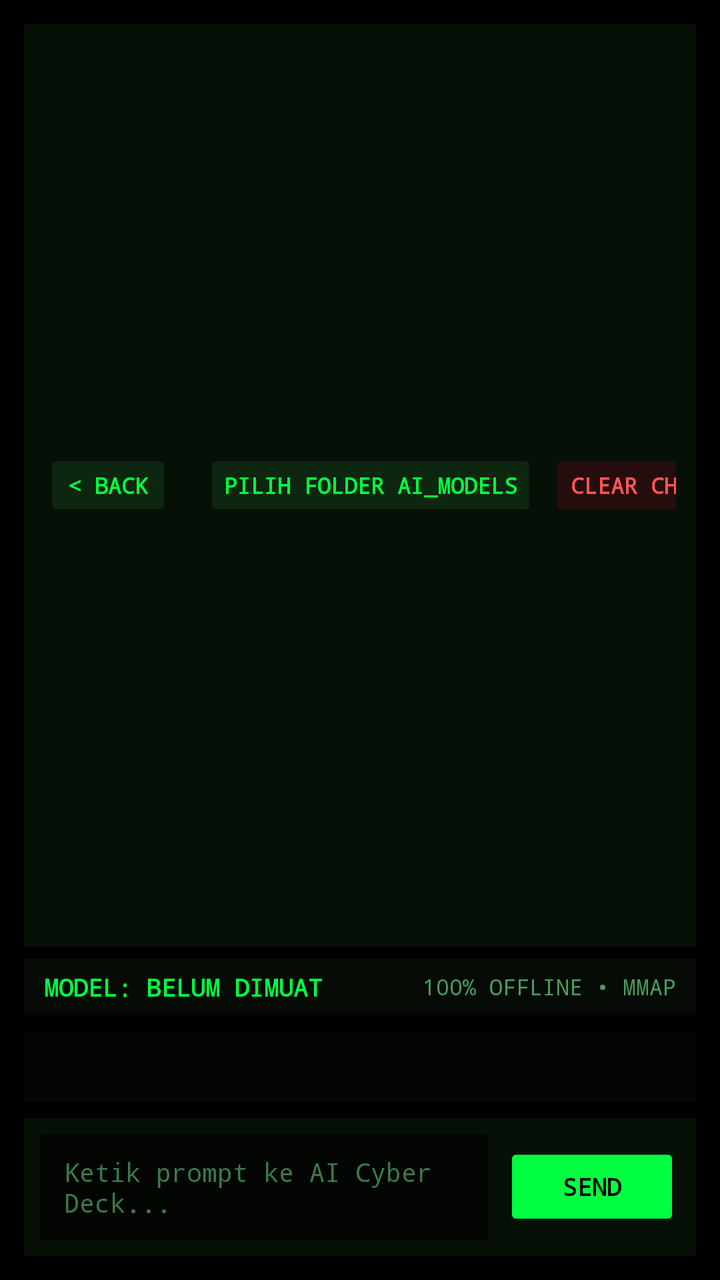
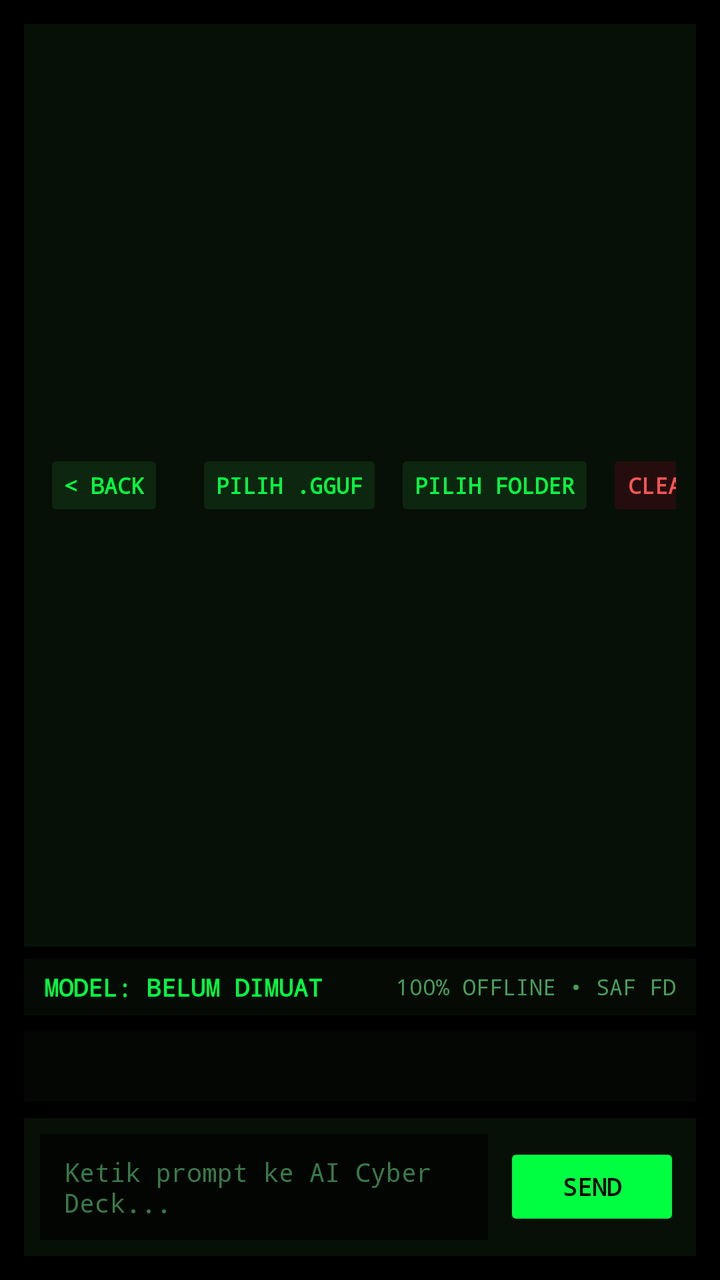

The first picture is an Android layout as it rendered before a commit; the second is the same layout after the commit. The layout source and the unified diff follow.
<!-- AndroidManifest.xml: activity theme Theme.OfflineCyberDeck.AiChat -->
<!-- res/layout/activity_ai_chat.xml -->
<?xml version="1.0" encoding="utf-8"?>
<LinearLayout xmlns:android="http://schemas.android.com/apk/res/android"
    android:layout_width="match_parent"
    android:layout_height="match_parent"
    android:background="#000000"
    android:orientation="vertical"
    android:padding="12dp">

    
    <LinearLayout
        android:layout_width="match_parent"
        android:layout_height="wrap_content"
        android:background="#071007"
        android:gravity="center_vertical"
        android:orientation="horizontal"
        android:padding="10dp">

        <Button
            android:id="@+id/btnBack"
            android:layout_width="wrap_content"
            android:layout_height="36dp"
            android:backgroundTint="#0D260F"
            android:fontFamily="monospace"
            android:minWidth="64dp"
            android:paddingHorizontal="10dp"
            android:text="&lt; BACK"
            android:textColor="#00FF41"
            android:textSize="11sp"
            android:textStyle="bold" />

        <LinearLayout
            android:layout_width="0dp"
            android:layout_height="wrap_content"
            android:layout_marginStart="10dp"
            android:layout_weight="1"
            android:orientation="vertical">

            <TextView
                android:layout_width="wrap_content"
                android:layout_height="wrap_content"
                android:fontFamily="monospace"
                android:text="AI OFFLINE // CYBER DECK"
                android:textColor="#00FF41"
                android:textSize="15sp"
                android:textStyle="bold" />

            <TextView
                android:id="@+id/tvActiveModel"
                android:layout_width="wrap_content"
                android:layout_height="wrap_content"
                android:ellipsize="end"
                android:fontFamily="monospace"
                android:maxLines="1"
                android:text="Model Aktif: Belum Ada"
                android:textColor="#78E891"
                android:textSize="11sp" />
        </LinearLayout>

        <Button
            android:id="@+id/btnSelectFolder"
            android:layout_width="wrap_content"
            android:layout_height="36dp"
            android:layout_marginStart="6dp"
            android:backgroundTint="#0D260F"
            android:fontFamily="monospace"
            android:paddingHorizontal="10dp"
            android:text="PILIH FOLDER AI_Models"
            android:textColor="#00FF41"
            android:textSize="11sp"
            android:textStyle="bold" />

        <Button
            android:id="@+id/btnClearChat"
            android:layout_width="wrap_content"
            android:layout_height="36dp"
            android:layout_marginStart="6dp"
            android:backgroundTint="#260D0D"
            android:fontFamily="monospace"
            android:paddingHorizontal="10dp"
            android:text="CLEAR CHAT"
            android:textColor="#FF5555"
            android:textSize="11sp"
            android:textStyle="bold" />
    </LinearLayout>

    
    <LinearLayout
        android:layout_width="match_parent"
        android:layout_height="wrap_content"
        android:layout_marginTop="6dp"
        android:background="#050A05"
        android:gravity="center_vertical"
        android:orientation="horizontal"
        android:paddingHorizontal="10dp"
        android:paddingVertical="6dp">

        <TextView
            android:id="@+id/tvModelStatus"
            android:layout_width="0dp"
            android:layout_height="wrap_content"
            android:layout_weight="1"
            android:fontFamily="monospace"
            android:text="MODEL: BELUM DIMUAT"
            android:textColor="#00FF41"
            android:textSize="12sp"
            android:textStyle="bold" />

        <TextView
            android:layout_width="wrap_content"
            android:layout_height="wrap_content"
            android:fontFamily="monospace"
            android:text="100% OFFLINE • MMAP"
            android:textColor="#479E59"
            android:textSize="11sp" />
    </LinearLayout>

    
    <LinearLayout
        android:id="@+id/layoutMissingFolder"
        android:layout_width="match_parent"
        android:layout_height="wrap_content"
        android:layout_marginTop="8dp"
        android:background="#1A0E05"
        android:gravity="center_vertical"
        android:orientation="horizontal"
        android:padding="12dp"
        android:visibility="gone">

        <TextView
            android:id="@+id/tvMissingFolderMessage"
            android:layout_width="0dp"
            android:layout_height="wrap_content"
            android:layout_weight="1"
            android:fontFamily="monospace"
            android:text="Folder AI_Models tidak ditemukan. Pilih folder AI_Models di SSD Anda"
            android:textColor="#FFB84D"
            android:textSize="12sp" />

        <Button
            android:id="@+id/btnAllFilesAccess"
            android:layout_width="wrap_content"
            android:layout_height="38dp"
            android:layout_marginStart="8dp"
            android:backgroundTint="#1E293B"
            android:fontFamily="monospace"
            android:paddingHorizontal="10dp"
            android:text="IZIN SSD"
            android:textColor="#00FF41"
            android:textSize="11sp"
            android:textStyle="bold"
            android:visibility="gone" />

        <Button
            android:id="@+id/btnPickFolderPrompt"
            android:layout_width="wrap_content"
            android:layout_height="38dp"
            android:layout_marginStart="8dp"
            android:backgroundTint="#00FF41"
            android:fontFamily="monospace"
            android:paddingHorizontal="12dp"
            android:text="PILIH FOLDER"
            android:textColor="#000000"
            android:textSize="12sp"
            android:textStyle="bold" />
    </LinearLayout>

    
    <androidx.recyclerview.widget.RecyclerView
        android:id="@+id/rvChatHistory"
        android:layout_width="match_parent"
        android:layout_height="0dp"
        android:layout_marginTop="8dp"
        android:layout_weight="1"
        android:background="#030603"
        android:clipToPadding="false"
        android:padding="8dp"
        android:scrollbars="vertical" />

    
    <LinearLayout
        android:layout_width="match_parent"
        android:layout_height="wrap_content"
        android:layout_marginTop="8dp"
        android:background="#071007"
        android:gravity="center_vertical"
        android:orientation="horizontal"
        android:padding="8dp">

        <EditText
            android:id="@+id/etPrompt"
            android:layout_width="0dp"
            android:layout_height="wrap_content"
            android:layout_weight="1"
            android:background="#020502"
            android:fontFamily="monospace"
            android:hint="Ketik prompt ke AI Cyber Deck..."
            android:imeOptions="actionSend"
            android:inputType="textMultiLine|textCapSentences"
            android:maxLines="4"
            android:minHeight="44dp"
            android:paddingHorizontal="12dp"
            android:paddingVertical="10dp"
            android:textColor="#00FF41"
            android:textColorHint="#3A7A49"
            android:textSize="13sp" />

        <Button
            android:id="@+id/btnStop"
            android:layout_width="wrap_content"
            android:layout_height="44dp"
            android:layout_marginStart="8dp"
            android:backgroundTint="#3B1111"
            android:fontFamily="monospace"
            android:paddingHorizontal="12dp"
            android:text="STOP"
            android:textColor="#FF6B6B"
            android:textSize="12sp"
            android:textStyle="bold"
            android:visibility="gone" />

        <Button
            android:id="@+id/btnSend"
            android:layout_width="wrap_content"
            android:layout_height="44dp"
            android:layout_marginStart="8dp"
            android:backgroundTint="#00FF41"
            android:fontFamily="monospace"
            android:paddingHorizontal="16dp"
            android:text="SEND"
            android:textColor="#000000"
            android:textSize="12sp"
            android:textStyle="bold" />
    </LinearLayout>

</LinearLayout>
<!-- resources referenced by this layout -->
<resources>
  <style name="Theme.OfflineCyberDeck.AiChat" parent="Theme.AppCompat.NoActionBar">
          <item name="android:windowBackground">#000000</item>
          <item name="android:statusBarColor">#000000</item>
          <item name="android:navigationBarColor">#000000</item>
          <item name="android:windowFullscreen">true</item>
          <item name="android:windowLayoutInDisplayCutoutMode" tools:targetApi="28">shortEdges</item>
      </style>
</resources>

<!-- the commit's change to res/layout/activity_ai_chat.xml (unified diff, before → after) -->
@@ -21,7 +21,7 @@
             android:layout_height="36dp"
             android:backgroundTint="#0D260F"
             android:fontFamily="monospace"
-            android:minWidth="64dp"
+            android:minWidth="60dp"
             android:paddingHorizontal="10dp"
             android:text="&lt; BACK"
             android:textColor="#00FF41"
@@ -57,6 +57,19 @@
         </LinearLayout>
 
         <Button
+            android:id="@+id/btnPickFile"
+            android:layout_width="wrap_content"
+            android:layout_height="36dp"
+            android:layout_marginStart="6dp"
+            android:backgroundTint="#0D260F"
+            android:fontFamily="monospace"
+            android:paddingHorizontal="10dp"
+            android:text="PILIH .GGUF"
+            android:textColor="#00FF41"
+            android:textSize="11sp"
+            android:textStyle="bold" />
+
+        <Button
             android:id="@+id/btnSelectFolder"
             android:layout_width="wrap_content"
             android:layout_height="36dp"
@@ -64,7 +77,7 @@
             android:backgroundTint="#0D260F"
             android:fontFamily="monospace"
             android:paddingHorizontal="10dp"
-            android:text="PILIH FOLDER AI_Models"
+            android:text="PILIH FOLDER"
             android:textColor="#00FF41"
             android:textSize="11sp"
             android:textStyle="bold" />
@@ -106,10 +119,11 @@
             android:textStyle="bold" />
 
         <TextView
-            android:layout_width="wrap_content"
-            android:layout_height="wrap_content"
-            android:fontFamily="monospace"
-            android:text="100% OFFLINE • MMAP"
+            android:id="@+id/tvLoadMode"
+            android:layout_width="wrap_content"
+            android:layout_height="wrap_content"
+            android:fontFamily="monospace"
+            android:text="100% OFFLINE • SAF FD"
             android:textColor="#479E59"
             android:textSize="11sp" />
     </LinearLayout>
@@ -137,18 +151,17 @@
             android:textSize="12sp" />
 
         <Button
-            android:id="@+id/btnAllFilesAccess"
+            android:id="@+id/btnPickFilePrompt"
             android:layout_width="wrap_content"
             android:layout_height="38dp"
             android:layout_marginStart="8dp"
-            android:backgroundTint="#1E293B"
-            android:fontFamily="monospace"
-            android:paddingHorizontal="10dp"
-            android:text="IZIN SSD"
-            android:textColor="#00FF41"
-            android:textSize="11sp"
-            android:textStyle="bold"
-            android:visibility="gone" />
+            android:backgroundTint="#0D260F"
+            android:fontFamily="monospace"
+            android:paddingHorizontal="10dp"
+            android:text="PILIH .GGUF"
+            android:textColor="#00FF41"
+            android:textSize="11sp"
+            android:textStyle="bold" />
 
         <Button
             android:id="@+id/btnPickFolderPrompt"
@@ -160,7 +173,7 @@
             android:paddingHorizontal="12dp"
             android:text="PILIH FOLDER"
             android:textColor="#000000"
-            android:textSize="12sp"
+            android:textSize="11sp"
             android:textStyle="bold" />
     </LinearLayout>
 
